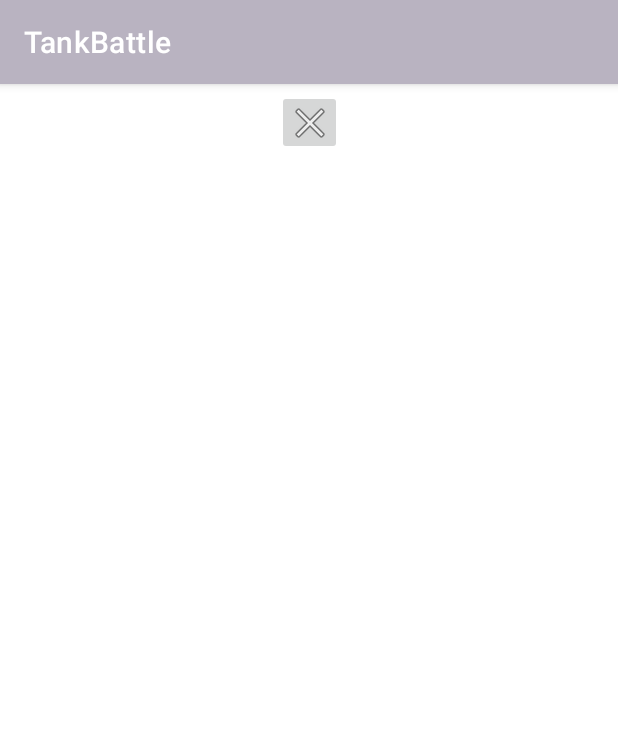
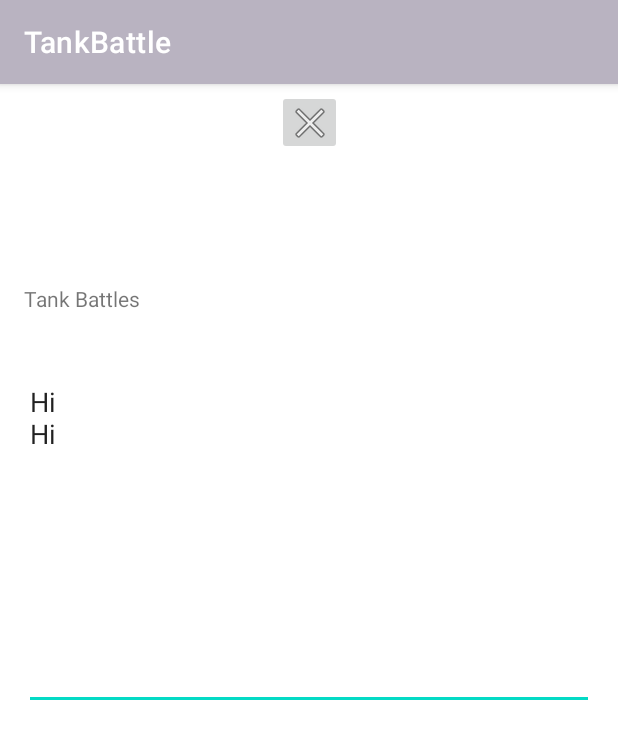
Before and after one commit to litvem/Tank_battle, an Android app: the CreditsActivity screen opened directly, with no data from a screen before it, on a phone screen of 412 x 824 dp. Shown: the top 739 px of the screen. Run offline under Robolectric (Android 15) with nearby library versions, the phone set to English and light mode, and no system bars.

Commit message:
Add initial design layout for credits
Related issue(s): #36

```diff
--- a/android-app/app/src/main/res/layout/activity_credits.xml
+++ b/android-app/app/src/main/res/layout/activity_credits.xml
@@ -15,4 +15,28 @@
         app:layout_constraintStart_toStartOf="parent"
         app:layout_constraintTop_toTopOf="parent"
         app:srcCompat="@android:drawable/ic_menu_close_clear_cancel" />
+
+    <TextView
+        android:id="@+id/textView2"
+        android:layout_width="380dp"
+        android:layout_height="48dp"
+        android:layout_marginTop="86dp"
+        android:text="Tank Battles"
+        app:layout_constraintEnd_toEndOf="parent"
+        app:layout_constraintStart_toStartOf="parent"
+        app:layout_constraintTop_toBottomOf="@+id/imageButton" />
+
+    <EditText
+        android:id="@+id/editTextTextMultiLine"
+        android:layout_width="380dp"
+        android:layout_height="228dp"
+        android:layout_marginTop="8dp"
+        android:ems="10"
+        android:gravity="start|top"
+        android:hint="Our team members!"
+        android:inputType="textMultiLine"
+        android:text="Hi\nHi"
+        app:layout_constraintEnd_toEndOf="parent"
+        app:layout_constraintStart_toStartOf="parent"
+        app:layout_constraintTop_toBottomOf="@+id/textView2" />
 </androidx.constraintlayout.widget.ConstraintLayout>
```
